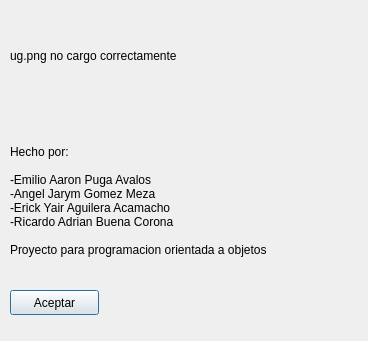
Old version of the form acerca/acercade.ui in the repository losfroger/ajedrez-juego.
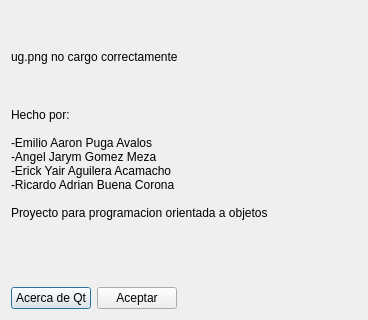
New version of the form.

The edit to the form file:
```diff
--- a/acerca/acercade.ui
+++ b/acerca/acercade.ui
@@ -7,21 +7,50 @@
     <x>0</x>
     <y>0</y>
     <width>368</width>
-    <height>341</height>
+    <height>320</height>
    </rect>
   </property>
+  <property name="sizePolicy">
+   <sizepolicy hsizetype="Preferred" vsizetype="Preferred">
+    <horstretch>0</horstretch>
+    <verstretch>0</verstretch>
+   </sizepolicy>
+  </property>
+  <property name="minimumSize">
+   <size>
+    <width>368</width>
+    <height>320</height>
+   </size>
+  </property>
+  <property name="maximumSize">
+   <size>
+    <width>369</width>
+    <height>320</height>
+   </size>
+  </property>
   <property name="windowTitle">
    <string>Acerca de</string>
   </property>
+  <layout class="QVBoxLayout" name="verticalLayout_2">
+   <item>
+    <layout class="QFormLayout" name="formLayout">
+     <item row="0" column="0">
+      <layout class="QVBoxLayout" name="verticalLayout">
+       <item>
+        <widget class="QLabel" name="logoUg">
+         <property name="minimumSize">
+          <size>
+           <width>341</width>
+           <height>91</height>
+          </size>
+         </property>
+         <property name="text">
+          <string>ug.png no cargo correctamente</string>
+         </property>
+        </widget>
+       </item>
+       <item>
   <widget class="QLabel" name="descripcion">
-   <property name="geometry">
-    <rect>
-     <x>10</x>
-     <y>120</y>
-     <width>341</width>
-     <height>161</height>
-    </rect>
-   </property>
    <property name="text">
     <string>Hecho por:
 
@@ -33,32 +62,43 @@
 Proyecto para programacion orientada a objetos</string>
    </property>
   </widget>
-  <widget class="QLabel" name="logoUg">
-   <property name="geometry">
-    <rect>
-     <x>10</x>
-     <y>10</y>
-     <width>341</width>
-     <height>91</height>
-    </rect>
-   </property>
+       </item>
+      </layout>
+     </item>
+     <item row="2" column="0">
+      <layout class="QHBoxLayout" name="horizontalLayout">
+       <item>
+        <widget class="QPushButton" name="AboutQt">
    <property name="text">
-    <string>ug.png no cargo correctamente</string>
-   </property>
-  </widget>
+          <string>Acerca de Qt</string>
+         </property>
+        </widget>
+       </item>
+       <item>
   <widget class="QPushButton" name="aceptar">
-   <property name="geometry">
-    <rect>
-     <x>10</x>
-     <y>290</y>
-     <width>89</width>
-     <height>25</height>
-    </rect>
-   </property>
    <property name="text">
     <string>Aceptar</string>
    </property>
   </widget>
+       </item>
+      </layout>
+     </item>
+     <item row="1" column="0">
+      <spacer name="verticalSpacer">
+       <property name="orientation">
+        <enum>Qt::Vertical</enum>
+       </property>
+       <property name="sizeHint" stdset="0">
+        <size>
+         <width>20</width>
+         <height>40</height>
+        </size>
+       </property>
+      </spacer>
+     </item>
+    </layout>
+   </item>
+  </layout>
  </widget>
  <resources/>
  <connections/>
```
Lines whose indentation alone changed are shown as unchanged.
